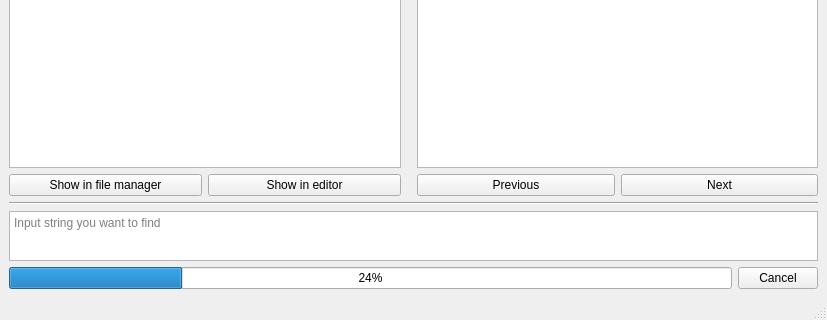
Qt form HW06/src/mainwindow.ui (knisht/cpp-course-2018) before a commit; both pictures show x 0 to 827 and y 304 to 624 of the 827 by 624 pixel window.
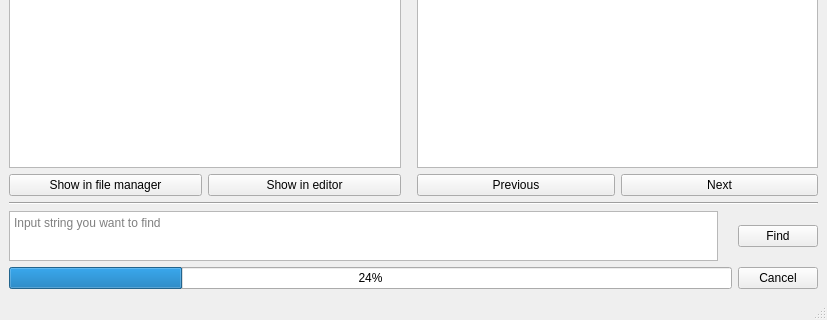
The same form after that commit. Custom widgets are drawn as their Qt base class.

Patch:
```diff
--- a/HW06/src/mainwindow.ui
+++ b/HW06/src/mainwindow.ui
@@ -201,7 +201,7 @@
       <item>
        <layout class="QHBoxLayout" name="horizontalLayout_2">
         <property name="spacing">
-         <number>0</number>
+         <number>20</number>
         </property>
         <property name="sizeConstraint">
          <enum>QLayout::SetMinimumSize</enum>
@@ -219,6 +219,19 @@
           </property>
          </widget>
         </item>
+        <item>
+         <widget class="QPushButton" name="findStringButton">
+          <property name="maximumSize">
+           <size>
+            <width>200</width>
+            <height>16777215</height>
+           </size>
+          </property>
+          <property name="text">
+           <string>Find</string>
+          </property>
+         </widget>
+        </item>
        </layout>
       </item>
       <item>
```
Left out of the diff: 19 changed lines with no effect on the pictures.
